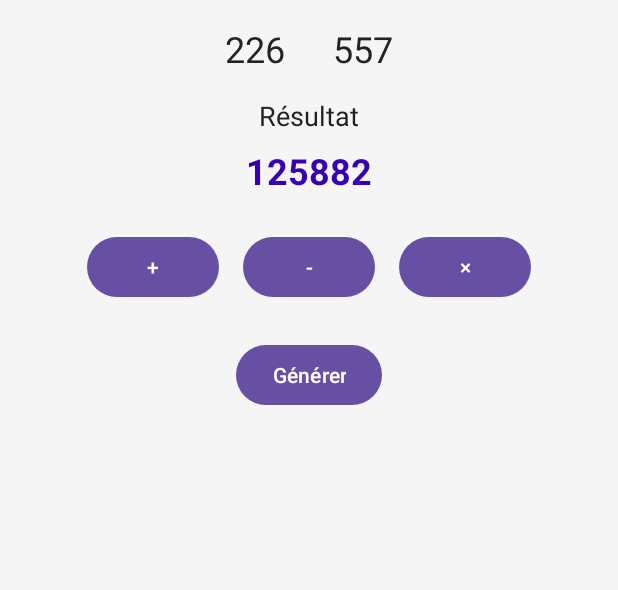
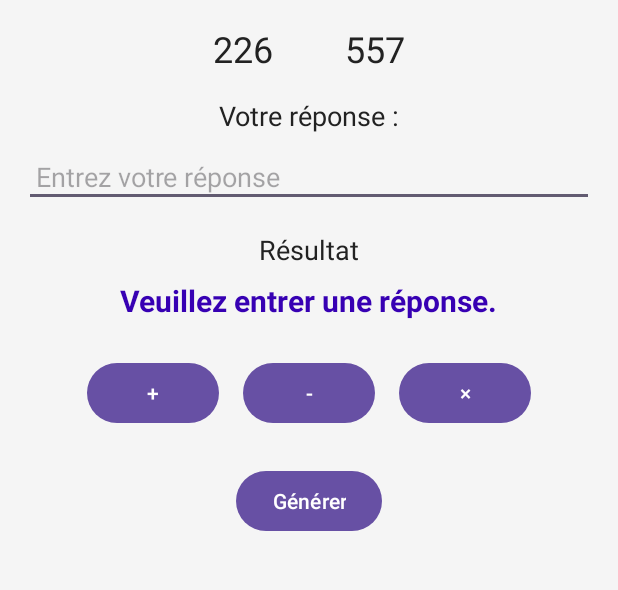
Before and after one commit to wissalkabbour/TP1_GINF_Quiz, an Android app: the screen it shows after launch (MainActivity), after a tap on an icon or button, on a phone screen of 412 x 824 dp, the part 73-663 px from its top. Run offline under Robolectric (Android 15) with nearby library versions, the phone set to English and light mode, and no system bars.

Commit message:
TP1-QUIZ-Android

```diff
--- a/MathQuizWissalGINF3/app/src/main/java/com/example/mathquiz_wissal_ginf3/MainActivity.java
+++ b/MathQuizWissalGINF3/app/src/main/java/com/example/mathquiz_wissal_ginf3/MainActivity.java
@@ -1,10 +1,11 @@
-package com.example.mathquiz_wissal_ginf3; // <-- keep whatever Android Studio generated
+package com.example.mathquiz_wissal_ginf3; // <-- garde ici ton vrai package
 
 import androidx.appcompat.app.AppCompatActivity;
 
 import android.os.Bundle;
 import android.view.View;
 import android.widget.Button;
+import android.widget.EditText;
 import android.widget.TextView;
 
 import java.util.Random;
@@ -12,6 +13,7 @@ import java.util.Random;
 public class MainActivity extends AppCompatActivity {
 
     private TextView tvNumber1, tvNumber2, tvResult;
+    private EditText etAnswer;
     private Button btnAdd, btnSub, btnMul, btnGenerate;
     private int number1, number2;
     private Random random;
@@ -21,69 +23,106 @@ public class MainActivity extends AppCompatActivity {
         super.onCreate(savedInstanceState);
         setContentView(R.layout.activity_main);
 
-        // Initialize Random
+        // Init Random
         random = new Random();
 
-        // Link views with IDs from XML
+        // Link views
         tvNumber1 = findViewById(R.id.tvNumber1);
         tvNumber2 = findViewById(R.id.tvNumber2);
-        tvResult = findViewById(R.id.tvResult);
+        tvResult  = findViewById(R.id.tvResult);
 
-        btnAdd = findViewById(R.id.btnAdd);
-        btnSub = findViewById(R.id.btnSub);
-        btnMul = findViewById(R.id.btnMul);
+        etAnswer  = findViewById(R.id.etAnswer);
+
+        btnAdd      = findViewById(R.id.btnAdd);
+        btnSub      = findViewById(R.id.btnSub);
+        btnMul      = findViewById(R.id.btnMul);
         btnGenerate = findViewById(R.id.btnGenerate);
 
-        // Generate first pair of random numbers
+        // First question
         generateNumbers();
 
-        // + button
+        // + button : check user's answer for addition
         btnAdd.setOnClickListener(new View.OnClickListener() {
             @Override
             public void onClick(View v) {
-                int result = number1 + number2;
-                tvResult.setText(String.valueOf(result));
+                checkAnswer('+');
             }
         });
 
-        // - button
+        // - button : check user's answer for subtraction
         btnSub.setOnClickListener(new View.OnClickListener() {
             @Override
             public void onClick(View v) {
-                int result = number1 - number2;
-                tvResult.setText(String.valueOf(result));
+                checkAnswer('-');
             }
         });
 
-        // × button
+        // × button : check user's answer for multiplication
         btnMul.setOnClickListener(new View.OnClickListener() {
             @Override
             public void onClick(View v) {
-                int result = number1 * number2;
-                tvResult.setText(String.valueOf(result));
+                checkAnswer('*');
             }
         });
 
-        // Générer button -> new random numbers and reset result
+        // Générer : new numbers, clear answer & result
         btnGenerate.setOnClickListener(new View.OnClickListener() {
             @Override
             public void onClick(View v) {
                 generateNumbers();
+                etAnswer.setText("");
                 tvResult.setText("---");
             }
         });
     }
 
-    /**
-     * Generates two random integers between 111 and 999 (inclusive)
-     * and displays them.
-     */
+    // Generate two random numbers between 111 and 999
     private void generateNumbers() {
-        // max - min + 1 = 999 - 111 + 1 = 889 possible values
-        number1 = random.nextInt(889) + 111;
+        number1 = random.nextInt(889) + 111; // 111..999
         number2 = random.nextInt(889) + 111;
 
         tvNumber1.setText(String.valueOf(number1));
         tvNumber2.setText(String.valueOf(number2));
     }
+
+    // Check user's answer depending on operation
+    private void checkAnswer(char operation) {
+        String answerText = etAnswer.getText().toString().trim();
+
+        if (answerText.isEmpty()) {
+            tvResult.setText("Veuillez entrer une réponse.");
+            return;
+        }
+
+        int userAnswer;
+        try {
+            userAnswer = Integer.parseInt(answerText);
+        } catch (NumberFormatException e) {
+            tvResult.setText("Réponse invalide (entrez un nombre entier).");
+            return;
+        }
+
+        int correctAnswer;
+
+        switch (operation) {
+            case '+':
+                correctAnswer = number1 + number2;
+                break;
+            case '-':
+                correctAnswer = number1 - number2;
+                break;
+            case '*':
+                correctAnswer = number1 * number2;
+                break;
+            default:
+                tvResult.setText("Opération inconnue.");
+                return;
+        }
+
+        if (userAnswer == correctAnswer) {
+            tvResult.setText("Bonne réponse !");
+        } else {
+            tvResult.setText("Mauvaise réponse. La bonne réponse est : " + correctAnswer);
+        }
+    }
 }
--- a/MathQuizWissalGINF3/app/src/main/res/layout/activity_main.xml
+++ b/MathQuizWissalGINF3/app/src/main/res/layout/activity_main.xml
@@ -3,7 +3,7 @@
     android:layout_width="match_parent"
     android:layout_height="match_parent"
     android:orientation="vertical"
-    android:padding="@dimen/padding_large"
+    android:padding="16dp"
     android:gravity="center_horizontal"
     android:background="@color/background_light">
 
@@ -13,10 +13,10 @@
         android:layout_width="wrap_content"
         android:layout_height="wrap_content"
         android:text="@string/title_math_quiz"
-        android:textSize="@dimen/text_large"
+        android:textSize="24sp"
         android:textStyle="bold"
         android:textColor="@color/primary_text"
-        android:layout_marginBottom="@dimen/padding_large" />
+        android:layout_marginBottom="16dp" />
 
     <!-- Numbers row -->
     <LinearLayout
@@ -24,26 +24,46 @@
         android:layout_height="wrap_content"
         android:orientation="horizontal"
         android:gravity="center"
-        android:layout_marginBottom="@dimen/padding_large">
+        android:layout_marginBottom="16dp">
 
         <TextView
             android:id="@+id/tvNumber1"
             android:layout_width="wrap_content"
             android:layout_height="wrap_content"
             android:text="---"
-            android:textSize="@dimen/text_large"
+            android:textSize="24sp"
             android:textColor="@color/primary_text"
-            android:layout_marginEnd="@dimen/padding_large" />
+            android:layout_marginEnd="24dp" />
 
         <TextView
             android:id="@+id/tvNumber2"
             android:layout_width="wrap_content"
             android:layout_height="wrap_content"
             android:text="---"
-            android:textSize="@dimen/text_large"
+            android:textSize="24sp"
             android:textColor="@color/primary_text"
-            android:layout_marginStart="@dimen/padding_large" />
+            android:layout_marginStart="24dp" />
     </LinearLayout>
+
+    <!-- User answer label -->
+    <TextView
+        android:id="@+id/tvAnswerLabel"
+        android:layout_width="wrap_content"
+        android:layout_height="wrap_content"
+        android:text="Votre réponse :"
+        android:textSize="18sp"
+        android:textColor="@color/primary_text"
+        android:layout_marginBottom="8dp" />
+
+    <!-- User answer input -->
+    <EditText
+        android:id="@+id/etAnswer"
+        android:layout_width="match_parent"
+        android:layout_height="wrap_content"
+        android:hint="Entrez votre réponse"
+        android:inputType="numberSigned"
+        android:padding="8dp"
+        android:layout_marginBottom="16dp" />
 
     <!-- Result label -->
     <TextView
@@ -51,20 +71,20 @@
         android:layout_width="wrap_content"
         android:layout_height="wrap_content"
         android:text="@string/label_result"
-        android:textSize="@dimen/text_medium"
+        android:textSize="18sp"
         android:textColor="@color/primary_text"
-        android:layout_marginBottom="@dimen/padding_medium" />
+        android:layout_marginBottom="8dp" />
 
-    <!-- Result value -->
+    <!-- Result / feedback -->
     <TextView
         android:id="@+id/tvResult"
         android:layout_width="wrap_content"
         android:layout_height="wrap_content"
         android:text="---"
-        android:textSize="@dimen/text_large"
+        android:textSize="20sp"
         android:textStyle="bold"
         android:textColor="@color/purple_700"
-        android:layout_marginBottom="@dimen/padding_large" />
+        android:layout_marginBottom="16dp" />
 
     <!-- Operation buttons: + - × -->
     <LinearLayout
@@ -72,31 +92,31 @@
         android:layout_height="wrap_content"
         android:orientation="horizontal"
         android:gravity="center"
-        android:layout_marginBottom="@dimen/padding_large">
+        android:layout_marginBottom="16dp">
 
         <Button
             android:id="@+id/btnAdd"
             android:layout_width="wrap_content"
             android:layout_height="wrap_content"
             android:text="@string/btn_add"
-            android:layout_margin="@dimen/padding_medium" />
+            android:layout_margin="8dp" />
 
         <Button
             android:id="@+id/btnSub"
             android:layout_width="wrap_content"
             android:layout_height="wrap_content"
             android:text="@string/btn_sub"
-            android:layout_margin="@dimen/padding_medium" />
+            android:layout_margin="8dp" />
 
         <Button
             android:id="@+id/btnMul"
             android:layout_width="wrap_content"
             android:layout_height="wrap_content"
             android:text="@string/btn_mul"
-            android:layout_margin="@dimen/padding_medium" />
+            android:layout_margin="8dp" />
     </LinearLayout>
 
-    <!-- Generate button -->
+    <!-- Generate new question -->
     <Button
         android:id="@+id/btnGenerate"
         android:layout_width="wrap_content"
```
Also changed, not shown: 1 other file.
